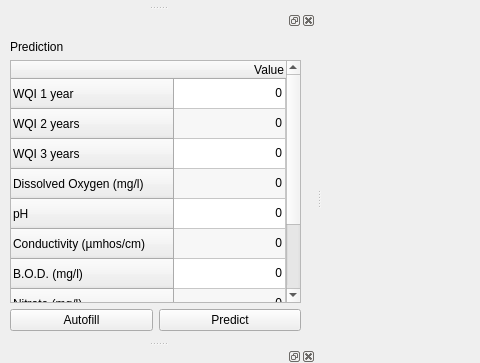
Before: the Qt Designer form template.ui in Zeyad-Emara/Intelligent-Water-Quality-Prediction-System, drawn with Qt 5; both pictures show x 0 to 480 and y 100 to 463 of the 970 by 599 pixel window.
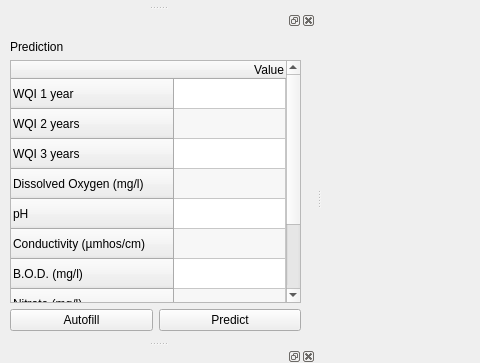
After: the same form once the commit is applied.

Commit message: add line graph

```diff
--- a/template.ui
+++ b/template.ui
@@ -467,7 +467,7 @@
         </column>
         <item row="0" column="0">
          <property name="text">
-          <string>0</string>
+          <string/>
          </property>
          <property name="textAlignment">
           <set>AlignTrailing|AlignVCenter</set>
@@ -475,7 +475,7 @@
         </item>
         <item row="1" column="0">
          <property name="text">
-          <string>0</string>
+          <string/>
          </property>
          <property name="textAlignment">
           <set>AlignTrailing|AlignVCenter</set>
@@ -483,7 +483,7 @@
         </item>
         <item row="2" column="0">
          <property name="text">
-          <string>0</string>
+          <string/>
          </property>
          <property name="textAlignment">
           <set>AlignTrailing|AlignVCenter</set>
@@ -491,7 +491,7 @@
         </item>
         <item row="3" column="0">
          <property name="text">
-          <string>0</string>
+          <string/>
          </property>
          <property name="textAlignment">
           <set>AlignTrailing|AlignVCenter</set>
@@ -499,7 +499,7 @@
         </item>
         <item row="4" column="0">
          <property name="text">
-          <string>0</string>
+          <string/>
          </property>
          <property name="textAlignment">
           <set>AlignTrailing|AlignVCenter</set>
@@ -507,7 +507,7 @@
         </item>
         <item row="5" column="0">
          <property name="text">
-          <string>0</string>
+          <string/>
          </property>
          <property name="textAlignment">
           <set>AlignTrailing|AlignVCenter</set>
@@ -515,7 +515,7 @@
         </item>
         <item row="6" column="0">
          <property name="text">
-          <string>0</string>
+          <string/>
          </property>
          <property name="textAlignment">
           <set>AlignTrailing|AlignVCenter</set>
@@ -523,7 +523,7 @@
         </item>
         <item row="7" column="0">
          <property name="text">
-          <string>0</string>
+          <string/>
          </property>
          <property name="textAlignment">
           <set>AlignTrailing|AlignVCenter</set>
@@ -531,7 +531,7 @@
         </item>
         <item row="8" column="0">
          <property name="text">
-          <string>0</string>
+          <string/>
          </property>
          <property name="textAlignment">
           <set>AlignTrailing|AlignVCenter</set>
@@ -539,7 +539,7 @@
         </item>
         <item row="9" column="0">
          <property name="text">
-          <string>0</string>
+          <string/>
          </property>
          <property name="textAlignment">
           <set>AlignTrailing|AlignVCenter</set>
```
Left out of the diff: 5 changed lines with no effect on the pictures. The commit also changes 2 other files.
